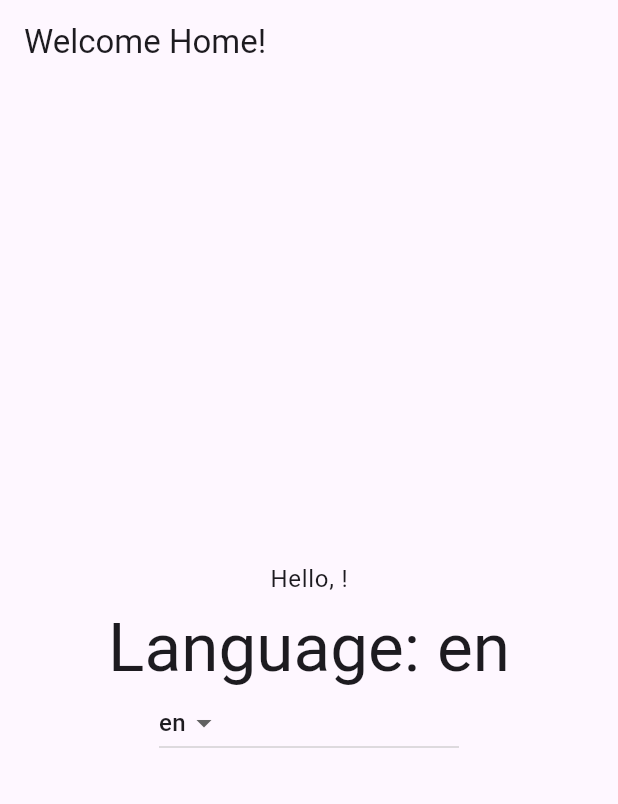
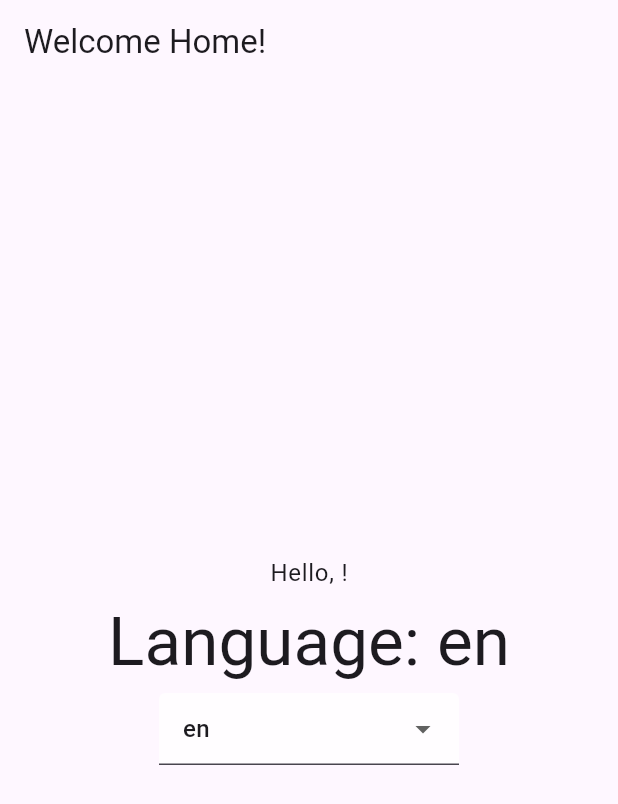
Before and after one commit to speeedev/slang_example, a Flutter app: the HomeView screen opened directly with empty values, on a phone screen of 412 x 824 dp. Shown: the top 804 px of the screen. Run offline on Flutter 3.47's test engine with Material 3 defaults, Android fonts, the phone set to English and light mode, and no system bars; missing offline and left inert: slang; generated files the repository leaves out were written again.

Commit message:
added decoration for dropdownbuttonformfield

```diff
--- a/lib/views/home_view.dart
+++ b/lib/views/home_view.dart
@@ -28,9 +28,14 @@ class HomeView extends StatelessWidget {
               Text(
                   "${t.views.home.language}: ${LocaleSettings.currentLocale.languageCode}",
                   style: Theme.of(context).textTheme.displayMedium),
+              const SizedBox(height: 8),
               SizedBox(
                 width: 200,
-                child: DropdownButton(
+                child: DropdownButtonFormField(
+                  decoration: const InputDecoration(
+                    fillColor: Colors.white70,
+                    filled: true,
+                  ),
                   value: LocaleSettings.currentLocale,
                   items: AppLocale.values
                       .map((locale) => DropdownMenuItem(
```
